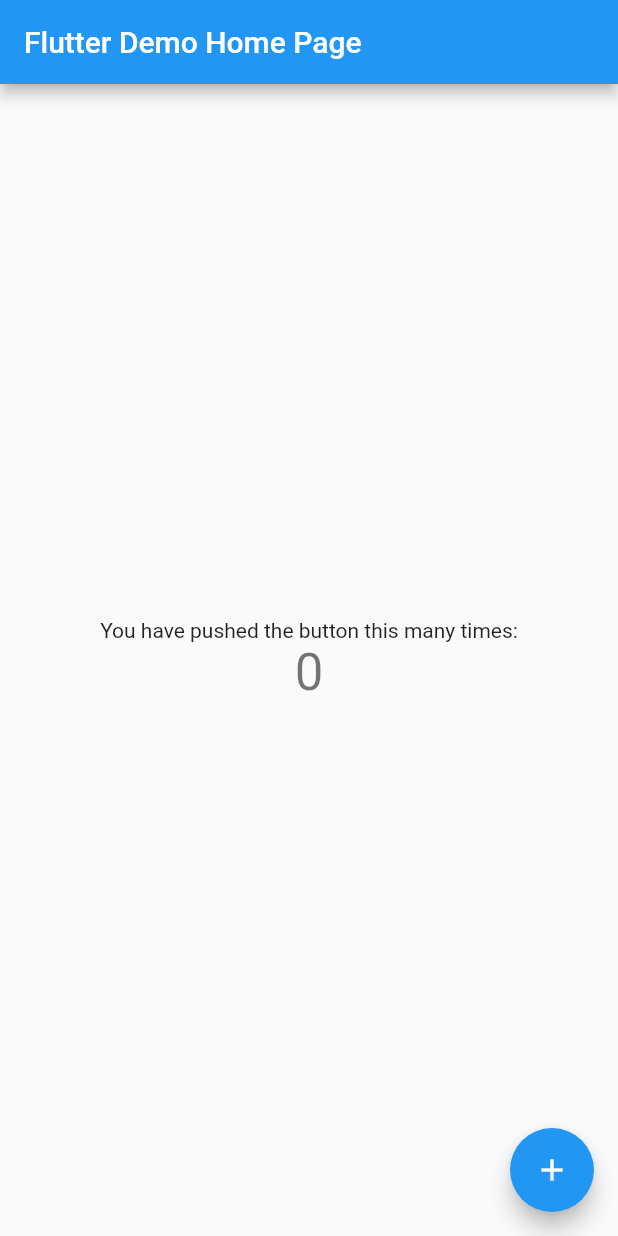
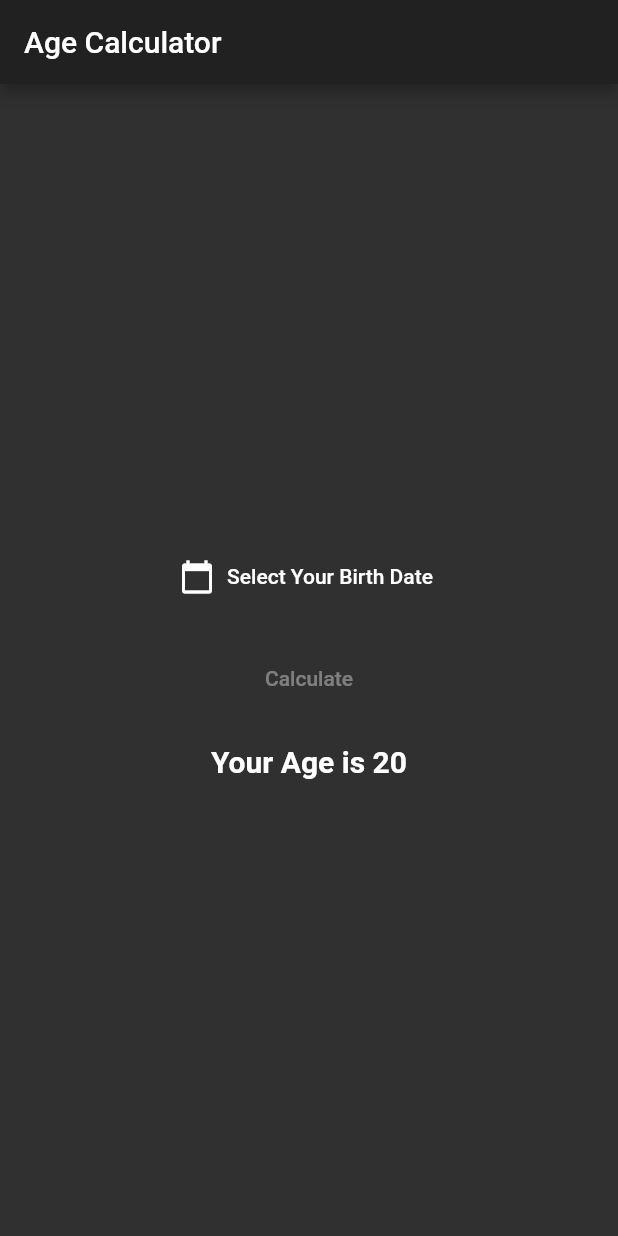
Before and after one commit to bhavikvashi1804/Age_Calculator, a Flutter app: the screen it shows after launch, on a phone screen of 412 x 824 dp. Run offline on Flutter 3.47's test engine with Material 2 defaults, Android fonts, the phone set to English and light mode, and no system bars.

Commit message:
Logic for calculate month,day,year between cDate & Birthdate

```diff
--- a/lib/main.dart
+++ b/lib/main.dart
@@ -1,117 +1,138 @@
+import 'package:flutter/cupertino.dart';
 import 'package:flutter/material.dart';
+import 'package:intl/intl.dart';
 
 void main() {
   runApp(MyApp());
 }
 
 class MyApp extends StatelessWidget {
-  // This widget is the root of your application.
   @override
   Widget build(BuildContext context) {
     return MaterialApp(
-      title: 'Flutter Demo',
-      theme: ThemeData(
-        // This is the theme of your application.
-        //
-        // Try running your application with "flutter run". You'll see the
-        // application has a blue toolbar. Then, without quitting the app, try
-        // changing the primarySwatch below to Colors.green and then invoke
-        // "hot reload" (press "r" in the console where you ran "flutter run",
-        // or simply save your changes to "hot reload" in a Flutter IDE).
-        // Notice that the counter didn't reset back to zero; the application
-        // is not restarted.
-        primarySwatch: Colors.blue,
-        // This makes the visual density adapt to the platform that you run
-        // the app on. For desktop platforms, the controls will be smaller and
-        // closer together (more dense) than on mobile platforms.
-        visualDensity: VisualDensity.adaptivePlatformDensity,
-      ),
-      home: MyHomePage(title: 'Flutter Demo Home Page'),
+      title: 'Age Calculator',
+      theme: ThemeData.dark(),
+      home: MyHomePage(),
     );
   }
 }
 
 class MyHomePage extends StatefulWidget {
-  MyHomePage({Key key, this.title}) : super(key: key);
-
-  // This widget is the home page of your application. It is stateful, meaning
-  // that it has a State object (defined below) that contains fields that affect
-  // how it looks.
-
-  // This class is the configuration for the state. It holds the values (in this
-  // case the title) provided by the parent (in this case the App widget) and
-  // used by the build method of the State. Fields in a Widget subclass are
-  // always marked "final".
-
-  final String title;
-
   @override
   _MyHomePageState createState() => _MyHomePageState();
 }
 
 class _MyHomePageState extends State<MyHomePage> {
-  int _counter = 0;
+  DateTime _selectedDate;
 
-  void _incrementCounter() {
-    setState(() {
-      // This call to setState tells the Flutter framework that something has
-      // changed in this State, which causes it to rerun the build method below
-      // so that the display can reflect the updated values. If we changed
-      // _counter without calling setState(), then the build method would not be
-      // called again, and so nothing would appear to happen.
-      _counter++;
+  void _presentDatePicker() {
+    showDatePicker(
+      context: context,
+      initialDate: DateTime.now(),
+      firstDate: DateTime(1950),
+      lastDate: DateTime.now(),
+    ).then((pickedDate) {
+      if (pickedDate == null) {
+        return null;
+      } else {
+        setState(() {
+          _selectedDate = pickedDate;
+        });
+      }
     });
   }
 
   @override
   Widget build(BuildContext context) {
-    // This method is rerun every time setState is called, for instance as done
-    // by the _incrementCounter method above.
-    //
-    // The Flutter framework has been optimized to make rerunning build methods
-    // fast, so that you can just rebuild anything that needs updating rather
-    // than having to individually change instances of widgets.
     return Scaffold(
       appBar: AppBar(
-        // Here we take the value from the MyHomePage object that was created by
-        // the App.build method, and use it to set our appbar title.
-        title: Text(widget.title),
+        title: Text('Age Calculator'),
       ),
       body: Center(
-        // Center is a layout widget. It takes a single child and positions it
-        // in the middle of the parent.
         child: Column(
-          // Column is also a layout widget. It takes a list of children and
-          // arranges them vertically. By default, it sizes itself to fit its
-          // children horizontally, and tries to be as tall as its parent.
-          //
-          // Invoke "debug painting" (press "p" in the console, choose the
-          // "Toggle Debug Paint" action from the Flutter Inspector in Android
-          // Studio, or the "Toggle Debug Paint" command in Visual Studio Code)
-          // to see the wireframe for each widget.
-          //
-          // Column has various properties to control how it sizes itself and
-          // how it positions its children. Here we use mainAxisAlignment to
-          // center the children vertically; the main axis here is the vertical
-          // axis because Columns are vertical (the cross axis would be
-          // horizontal).
           mainAxisAlignment: MainAxisAlignment.center,
           children: <Widget>[
-            Text(
-              'You have pushed the button this many times:',
+            FlatButton.icon(
+              onPressed: () {
+                _presentDatePicker();
+              },
+              label: _selectedDate == null
+                  ? Text('Select Your Birth Date')
+                  : Text('Selected Date:  ' +
+                      DateFormat.yMMMMEEEEd().format(_selectedDate)),
+              icon: Icon(Icons.calendar_today),
+            ),
+            SizedBox(
+              height: 20,
+            ),
+            FlatButton(
+              onPressed: _selectedDate == null
+                  ? null
+                  : () {
+                      final cDate = DateTime.now();
+
+
+
+                      int day2=cDate.day, day1=_selectedDate.day,
+                          mon2=cDate.month, mon1=_selectedDate.month,
+                          year2=cDate.year, year1=_selectedDate.year;
+
+                      if (day2 < day1) {
+                        // borrow days from february
+                        if (mon2 == 3) {
+                          //  check whether year is a leap year
+                          if ((year2 % 4 == 0 && year2 % 100 != 0) ||
+                              (year2 % 400 == 0)) {
+                            day2 += 29;
+                          } else {
+                            day2 += 28;
+                          }
+                        }
+
+                        // borrow days from April or June or September or November
+                        else if (mon2 == 5 ||
+                            mon2 == 7 ||
+                            mon2 == 10 ||
+                            mon2 == 12) {
+                          day2 += 30;
+                        }
+
+                        // borrow days from Jan or Mar or May or July or Aug or Oct or Dec
+                        else {
+                          day2 += 31;
+                        }
+
+                        mon2 = mon2 - 1;
+                      }
+
+                      if (mon2 < mon1) {
+                        mon2 += 12;
+                        year2 -= 1;
+                      }
+
+                      int day_diff = day2 - day1;
+                      int mon_diff = mon2 - mon1;
+                      int year_diff = year2 - year1;
+
+                      print(day_diff);
+                      print(mon_diff);
+                      print(year_diff);
+                    },
+              child: Text('Calculate'),
+            ),
+            SizedBox(
+              height: 20,
             ),
             Text(
-              '$_counter',
-              style: Theme.of(context).textTheme.headline4,
+              'Your Age is 20',
+              style: TextStyle(
+                fontSize: 20,
+                fontWeight: FontWeight.bold,
+              ),
             ),
           ],
         ),
       ),
-      floatingActionButton: FloatingActionButton(
-        onPressed: _incrementCounter,
-        tooltip: 'Increment',
-        child: Icon(Icons.add),
-      ), // This trailing comma makes auto-formatting nicer for build methods.
     );
   }
 }
--- a/pubspec.yaml
+++ b/pubspec.yaml
@@ -28,6 +28,8 @@ dependencies:
   # The following adds the Cupertino Icons font to your application.
   # Use with the CupertinoIcons class for iOS style icons.
   cupertino_icons: ^0.1.3
+  font_awesome_flutter: ^8.8.1
+  intl: ^0.15.8
 
 dev_dependencies:
   flutter_test:
```
Also changed, not shown: pubspec.lock.
